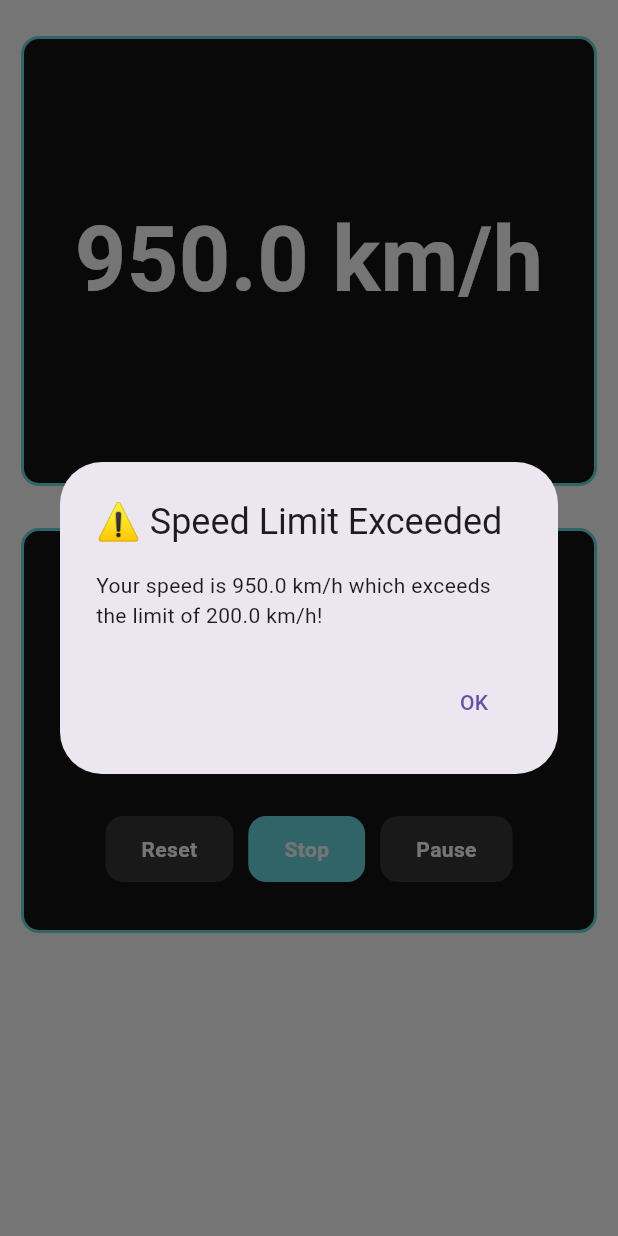
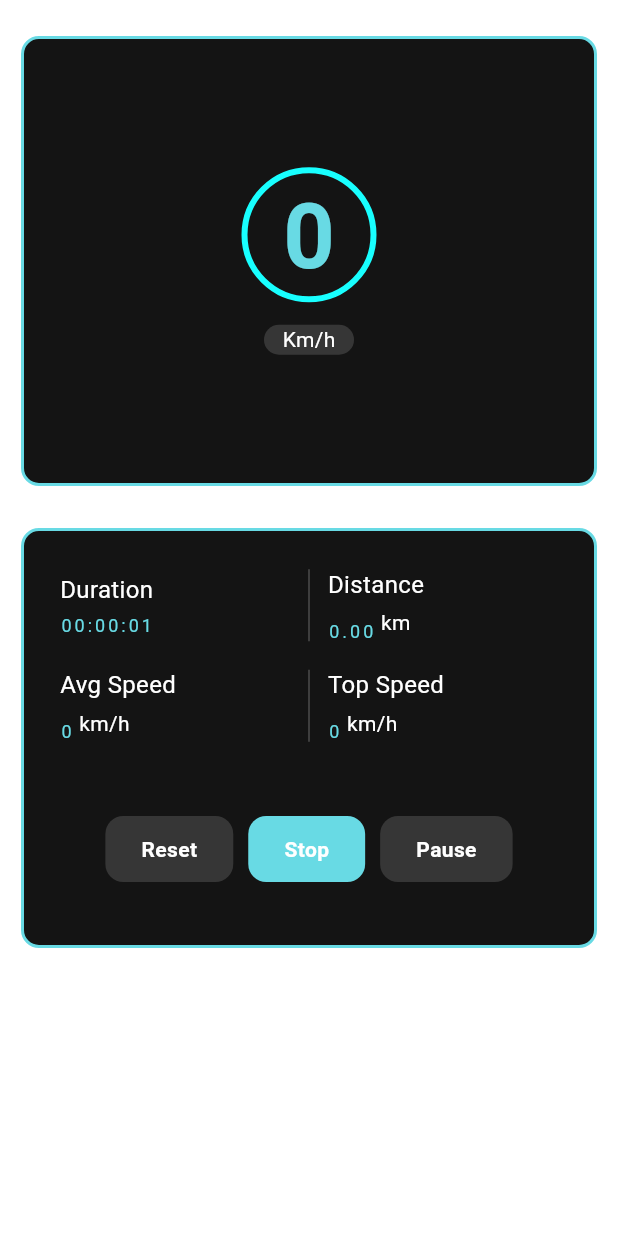
Before and after one commit to Ismailakram300/speedo_meter, a Flutter app: the DigitalSpeedScreen screen opened directly, after a tap on "Start Trip", on a phone screen of 412 x 824 dp. Run offline on Flutter 3.47's test engine with Material 3 defaults, Android fonts, the phone set to English and light mode, and no system bars; our stand-ins replace audioplayers, carousel_slider, geocoding, geolocator, google_maps_flutter, permission_handler and 5 more; accounts and stored records are empty; Roboto replaces fonts that are missing (Digital).

Commit message:
Commit Message

```diff
--- a/lib/digital_meter.dart
+++ b/lib/digital_meter.dart
@@ -18,7 +18,7 @@ class DigitalSpeedScreen extends StatefulWidget {
 class _DigitalSpeedScreenState extends State<DigitalSpeedScreen> {
   double _speed = 0.0;
   double _distance = 0.0;
-  Duration _elapsedTime = Duration.zero;// in m/s
+  Duration _elapsedTime = Duration.zero; // in m/s
   String status = 'Idle';
   int _speedLimit = 200; // default fallback
   bool _alertShown = false;
@@ -34,12 +34,13 @@ class _DigitalSpeedScreenState extends State<DigitalSpeedScreen> {
     _loadSpeedLimit();
     tracker.onSpeedChanged = _handleSpeedChange;
     // Manually simulate high speed to test alert
-    Future.delayed(Duration(seconds: 2), () {
-      _handleSpeedChange(
-        950,
-      ); // This should trigger the alert if speedLimit < 250
-    });
+    // Future.delayed(Duration(seconds: 2), () {
+    //   _handleSpeedChange(
+    //     950,
+    //   ); // This should trigger the alert if speedLimit < 250
+    // });
   }
+
   Future<void> _loadSpeedLimit() async {
     final dbLimit = await DatabaseHelper().getSpeedLimit();
     setState(() {
@@ -65,14 +66,13 @@ class _DigitalSpeedScreenState extends State<DigitalSpeedScreen> {
         autoDismiss: true, // Will dismiss after 5 seconds
         soundPath: 'sounds/warning.mp3',
       );
-
-
     }
 
     if (speed <= _speedLimit) {
       _alertShown = false;
     }
   }
+
   void _setupTrackerListener() {
     final tracker = DistanceTracker();
 
@@ -110,7 +110,6 @@ class _DigitalSpeedScreenState extends State<DigitalSpeedScreen> {
     final tracker = DistanceTracker();
 
     return Scaffold(
-
       backgroundColor: Colors.transparent,
       body: SingleChildScrollView(
         child: Column(
@@ -121,6 +120,7 @@ class _DigitalSpeedScreenState extends State<DigitalSpeedScreen> {
             Padding(
               padding: const EdgeInsets.all(14.0),
               child: Container(
+                width: double.infinity,
                 decoration: BoxDecoration(
                   borderRadius: BorderRadius.circular(12),
                   color: Color(0xff141414),
@@ -130,14 +130,49 @@ class _DigitalSpeedScreenState extends State<DigitalSpeedScreen> {
                   ),
                 ),
                 height: 300,
-                child:   Center(
-                  child: Text(
-                    '${_speed.toStringAsFixed(1)} km/h',
-                    style: TextStyle(
-                      fontSize: 60,
-                      fontWeight: FontWeight.bold,
-                      color: Colors.white,
-                    ),
+                child: Center(
+                  child: Column(
+                    mainAxisAlignment: MainAxisAlignment.center,
+
+                    children: [
+                      Container(
+                        width: 90,
+                        height: 90,
+                        decoration: BoxDecoration(
+                          color: Colors.transparent,
+                          shape: BoxShape.circle,
+                          border: Border.all(
+                            color: Colors.cyanAccent,
+                            width: 4,
+                          ),
+                        ),
+                        child: Center(
+                          child: Text(
+                            '${_speed.toStringAsFixed(0)}',
+                            style: TextStyle(
+                              fontFamily: 'Digital',
+                              fontSize: 60,
+                              fontWeight: FontWeight.bold,
+                              color: Color(0xff68DAE4),
+                            ),
+                          ),
+                        ),
+                      ),
+                      SizedBox(height: 15),
+                      Container(
+                        width: 60,
+                        decoration: BoxDecoration(
+                          borderRadius: BorderRadius.circular(13),
+                          color: Color(0xff363636),
+                        ),
+                        child: Center(
+                          child: Text(
+                            'Km/h',
+                            style: TextStyle(color: Colors.white),
+                          ),
+                        ),
+                      ),
+                    ],
                   ),
                 ),
               ),
@@ -146,7 +181,7 @@ class _DigitalSpeedScreenState extends State<DigitalSpeedScreen> {
             Padding(
               padding: const EdgeInsets.all(14),
               child: Container(
-                height: 270,
+                height: 280,
                 decoration: BoxDecoration(
                   borderRadius: BorderRadius.circular(12),
                   color: Color(0xff141414),
@@ -159,7 +194,15 @@ class _DigitalSpeedScreenState extends State<DigitalSpeedScreen> {
                   children: [
                     Column(
                       children: [
-                        TripStatsCard(duration:' ${_formatDuration(tracker.elapsedTime)}', distance:  '${DistanceTracker().totalKm.toStringAsFixed(2)} km', avgSpeed: '${DistanceTracker().averageSpeed.toStringAsFixed(1)} km/h', topSpeed: '${DistanceTracker().topSpeed.toStringAsFixed(1)} km/h'),
+                        TripStatsCard(
+                          duration: '${_formatDuration(tracker.elapsedTime)}',
+                          distance:
+                              '${DistanceTracker().totalKm.toStringAsFixed(2)}',
+                          avgSpeed:
+                              '${DistanceTracker().averageSpeed.toStringAsFixed(0)}',
+                          topSpeed:
+                              '${DistanceTracker().topSpeed.toStringAsFixed(0)}',
+                        ),
                         // StatRow(
                         //   title1: 'Distance',
                         //   value1:
@@ -179,7 +222,7 @@ class _DigitalSpeedScreenState extends State<DigitalSpeedScreen> {
                     ),
 
                     Padding(
-                      padding: const EdgeInsets.fromLTRB(10,0,10,10),
+                      padding: const EdgeInsets.fromLTRB(10, 0, 10, 10),
                       child: TrackingControls(
                         onUpdate: () {
                           setState(() {
```
